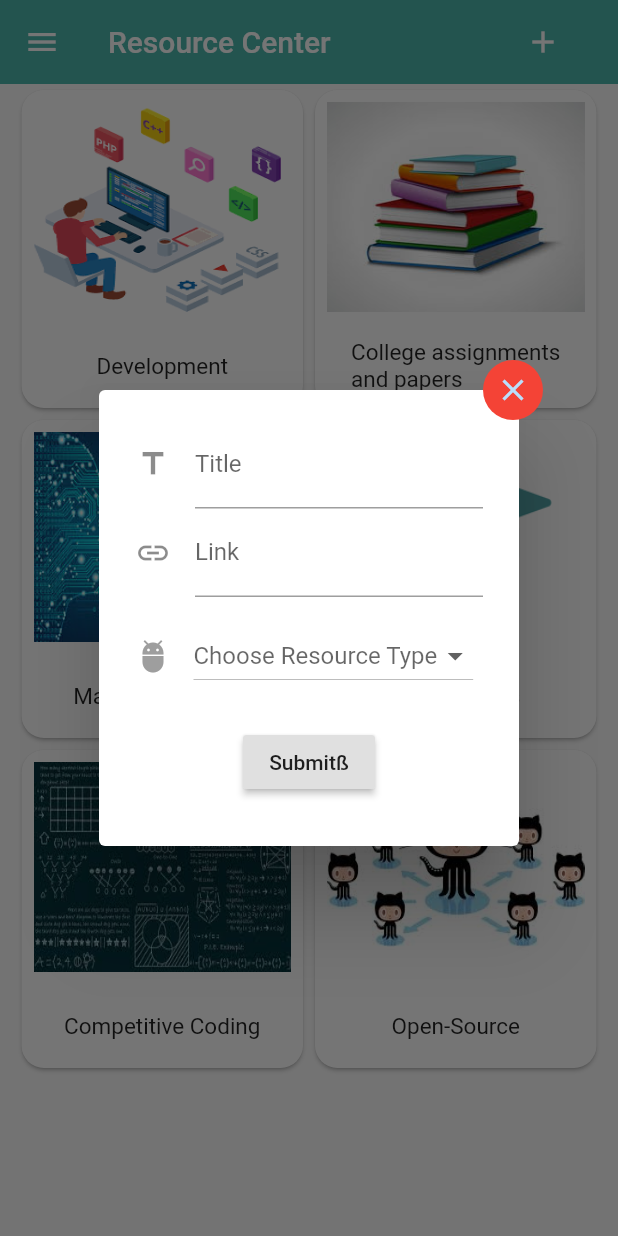
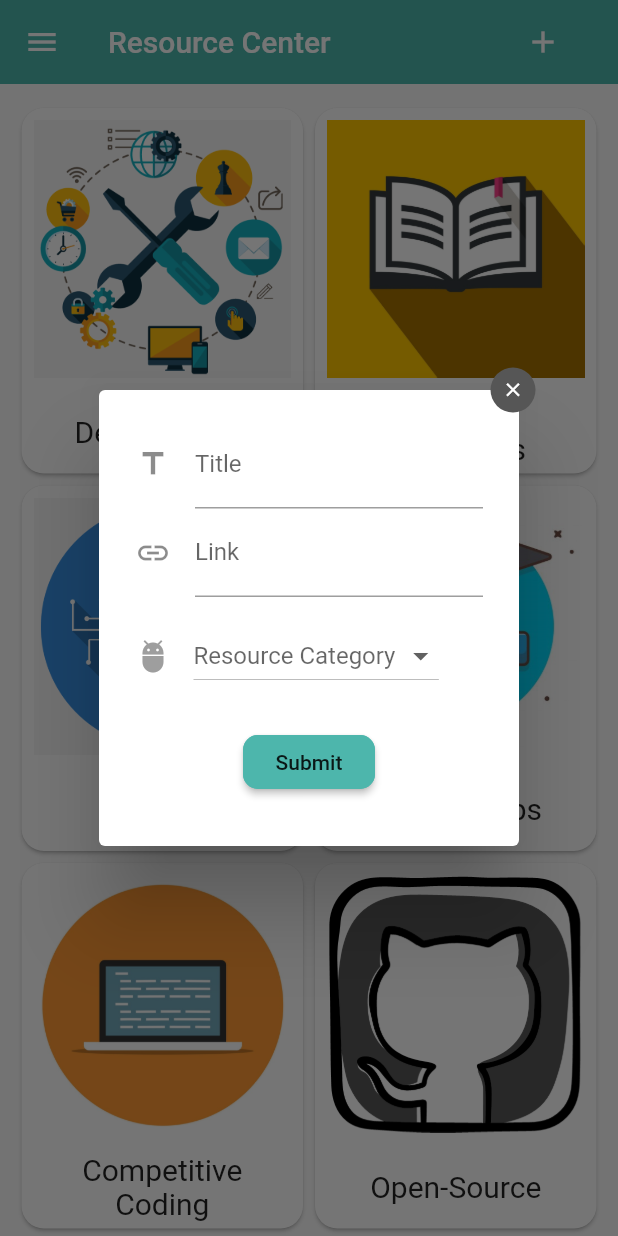
Before and after one commit to Spiral-Forge/Mentorship, a Flutter app: the ResourceCategoryList screen opened directly, after a tap on the "add" icon, on a phone screen of 412 x 824 dp. Run offline on Flutter 3.47's test engine with Material 2 defaults, Android fonts, the phone set to English and light mode, and no system bars; our stand-ins replace cloud_firestore, firebase_auth, firebase_storage, flutter_spinkit, google_fonts, hexcolor and 4 more; missing offline and left inert: dart:js, flutter_mailer, multiselect_formfield; accounts and stored records are empty.

Commit message:
UI changes

```diff
--- a/lib/screens/ResourceCenter/category.dart
+++ b/lib/screens/ResourceCenter/category.dart
@@ -1,46 +1,44 @@
 import 'package:flutter/material.dart';
+
 class ResourceCategoryTile extends StatelessWidget {
   final String categoryName;
   final String imagePath;
 
-
-  ResourceCategoryTile(this.categoryName,this.imagePath);
+  ResourceCategoryTile(this.categoryName, this.imagePath);
 
   @override
-  Widget build(BuildContext context){
+  Widget build(BuildContext context) {
     return Container(
-      child:Card(
+        child: Card(
             shape: RoundedRectangleBorder(
               borderRadius: BorderRadius.circular(15.0),
             ),
-        child:Column(
+            child: Column(
               mainAxisSize: MainAxisSize.min,
               children: <Widget>[
-            Padding(padding: const EdgeInsets.all(8.0),
+                Padding(
+                    padding: const EdgeInsets.all(8.0),
                     child: Container(
-              width: MediaQuery.of(context).size.width/2.4,
-              height:140.0,
+                      width: MediaQuery.of(context).size.width / 2.4,
+                      height: MediaQuery.of(context).size.width / 2.4,
                       decoration: BoxDecoration(
-                image:DecorationImage(
-                  fit:BoxFit.fill,
-                  image: AssetImage(imagePath)
-                 )
-              ),
-            )
-            ),
+                          image: DecorationImage(
+                              fit: BoxFit.fill, image: AssetImage(imagePath))),
+                    )),
                 Container(
-              width: MediaQuery.of(context).size.width/2.4,
-              child:
-              ListTile(
+                  width: MediaQuery.of(context).size.width / 2.4,
+                  child: ListTile(
                     // trailing: Icon(Icons.more),
-                title: Center(child: Text(categoryName,style: TextStyle(fontSize: 15))),
+                    title: Center(
+                        child: Text(
+                      categoryName,
+                      style: TextStyle(fontSize: 20),
+                      textAlign: TextAlign.center,
+                    )),
                     //subtitle: Center(child: Text(categoryName,style: TextStyle(fontSize: 20),)),
-
                   ),
                 )
               ],
-          )
-      )
-    );
+            )));
   }
 }
--- a/lib/screens/ResourceCenter/resourcesCategoryList.dart
+++ b/lib/screens/ResourceCenter/resourcesCategoryList.dart
@@ -26,7 +26,6 @@ class ResourceCategoryList extends StatefulWidget {
 
 //"assets/images/bg2.jpg"
 class _ResourceCategoryListState extends State<ResourceCategoryList> {
-  var _darkTheme = true;
   final _formKey = GlobalKey<FormState>();
   String post = '';
   TextEditingController titleController = new TextEditingController();
@@ -60,8 +59,6 @@ class _ResourceCategoryListState extends State<ResourceCategoryList> {
   Widget build(BuildContext context) {
     ThemeChanger _themeChanger = Provider.of<ThemeChanger>(context);
     // final _themeChanger = Provider.of<ThemeChanger>(context);
-    _darkTheme = (_themeChanger.getTheme() == darkTheme);
-    final AuthService _auth = AuthService();
     return new Scaffold(
         appBar: AppBar(
             title: Text("Resource Center"),
@@ -88,21 +85,29 @@ class _ResourceCategoryListState extends State<ResourceCategoryList> {
                                       overflow: Overflow.visible,
                                       children: <Widget>[
                                         Positioned(
-                                          right: -40.0,
-                                          top: -40.0,
+                                          right: -35.0,
+                                          top: -35.0,
                                           child: InkResponse(
                                             onTap: () {
                                               Navigator.of(context).pop();
                                             },
                                             child: CircleAvatar(
-                                              child: Icon(Icons.close),
-                                              backgroundColor: Colors.red,
+                                              child: Icon(
+                                                Icons.close,
+                                                size: 15,
+                                              ),
+                                              backgroundColor:
+                                                  AppColors.PROTEGE_GREY,
+                                              foregroundColor: Colors.white,
+                                              radius: 15,
                                             ),
                                           ),
                                         ),
                                         Form(
                                           child: Column(
                                               mainAxisSize: MainAxisSize.min,
+                                              crossAxisAlignment:
+                                                  CrossAxisAlignment.center,
                                               children: <Widget>[
                                                 TextField(
                                                   controller: titleController,
@@ -150,7 +155,7 @@ class _ResourceCategoryListState extends State<ResourceCategoryList> {
                                                       value: selectedType,
                                                       isExpanded: false,
                                                       hint: Text(
-                                                        'Choose Resource Type',
+                                                        'Resource Category',
                                                         //style: TextStyle(color: Color(0xff11b719)),
                                                       ),
                                                     ),
@@ -163,7 +168,19 @@ class _ResourceCategoryListState extends State<ResourceCategoryList> {
                                                   padding:
                                                       const EdgeInsets.all(8.0),
                                                   child: RaisedButton(
-                                                    child: Text("Submitß"),
+                                                    color: AppColors
+                                                        .COLOR_TEAL_LIGHT,
+                                                    shape:
+                                                        RoundedRectangleBorder(
+                                                            borderRadius:
+                                                                BorderRadius
+                                                                    .circular(
+                                                                        10.0),
+                                                            side: BorderSide(
+                                                              color: AppColors
+                                                                  .COLOR_TEAL_LIGHT,
+                                                            )),
+                                                    child: Text("Submit"),
                                                     onPressed: () async {
                                                       // if (_formKey.currentState.validate()) {
                                                       var result =
@@ -230,6 +247,7 @@ class _ResourceCategoryListState extends State<ResourceCategoryList> {
         body: SingleChildScrollView(
           child: Column(
             children: <Widget>[
+              SizedBox(height: 12),
               Row(
                 mainAxisAlignment: MainAxisAlignment.center,
                 children: <Widget>[
@@ -243,7 +261,7 @@ class _ResourceCategoryListState extends State<ResourceCategoryList> {
                                     fieldMap["Development"])));
                       },
                       child: ResourceCategoryTile(
-                          "Development", "assets/images/webDev.png")),
+                          "Development", "assets/images/development.png")),
                   GestureDetector(
                       onTap: () {
                         Navigator.push(
@@ -253,8 +271,7 @@ class _ResourceCategoryListState extends State<ResourceCategoryList> {
                                     "College Resources", fieldMap["College"])));
                       },
                       child: ResourceCategoryTile(
-                          "College assignments and papers",
-                          "assets/images/college.jpg"))
+                          "College Resources", "assets/images/book.jpg"))
                 ],
               ),
               Row(
@@ -270,7 +287,7 @@ class _ResourceCategoryListState extends State<ResourceCategoryList> {
                                     fieldMap["Machine Learning"])));
                       },
                       child: ResourceCategoryTile(
-                          "Machine Learning", "assets/images/ML.jpg")),
+                          "Machine Learning", "assets/images/ml.png")),
                   GestureDetector(
                       onTap: () {
                         Navigator.push(
@@ -281,7 +298,7 @@ class _ResourceCategoryListState extends State<ResourceCategoryList> {
                                     fieldMap["Scholarship"])));
                       },
                       child: ResourceCategoryTile(
-                          "Scholarships", "assets/images/scholarship.png"))
+                          "Scholarships", "assets/images/scholar.jpg"))
                 ],
               ),
               Row(
@@ -296,8 +313,8 @@ class _ResourceCategoryListState extends State<ResourceCategoryList> {
                                     "Competitive Coding resources",
                                     fieldMap["Competitive Coding"])));
                       },
-                      child: ResourceCategoryTile("Competitive Coding",
-                          "assets/images/compCoding.jpg")),
+                      child: ResourceCategoryTile(
+                          "Competitive Coding", "assets/images/code.jpg")),
                   GestureDetector(
                       onTap: () {
                         Navigator.push(
@@ -308,7 +325,7 @@ class _ResourceCategoryListState extends State<ResourceCategoryList> {
                                     fieldMap["Open-Source"])));
                       },
                       child: ResourceCategoryTile(
-                          "Open-Source", "assets/images/openSource.jpg"))
+                          "Open-Source", "assets/images/opensrc.png"))
                 ],
               )
             ],
```
Also changed, not shown: lib/screens/authenticate/signin.dart (+7 -5 lines), lib/screens/profile/profile.dart (+28 -94 lines), assets/images/book.jpg (added), assets/images/code.jpg (added), assets/images/development.png (added), assets/images/machinelearning.jpg (added), assets/images/ml.png (added), assets/images/opensrc.png (added), assets/images/scholar.jpg (added). Lines whose indentation alone changed are shown as unchanged.
